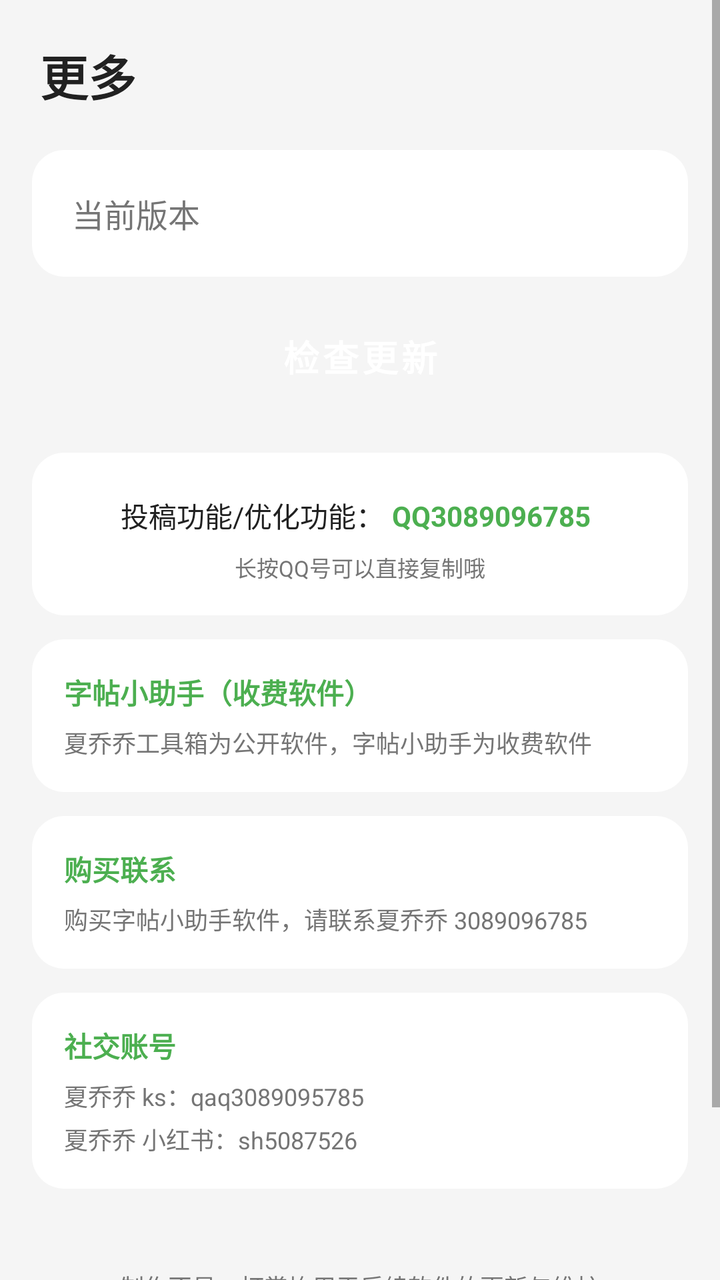
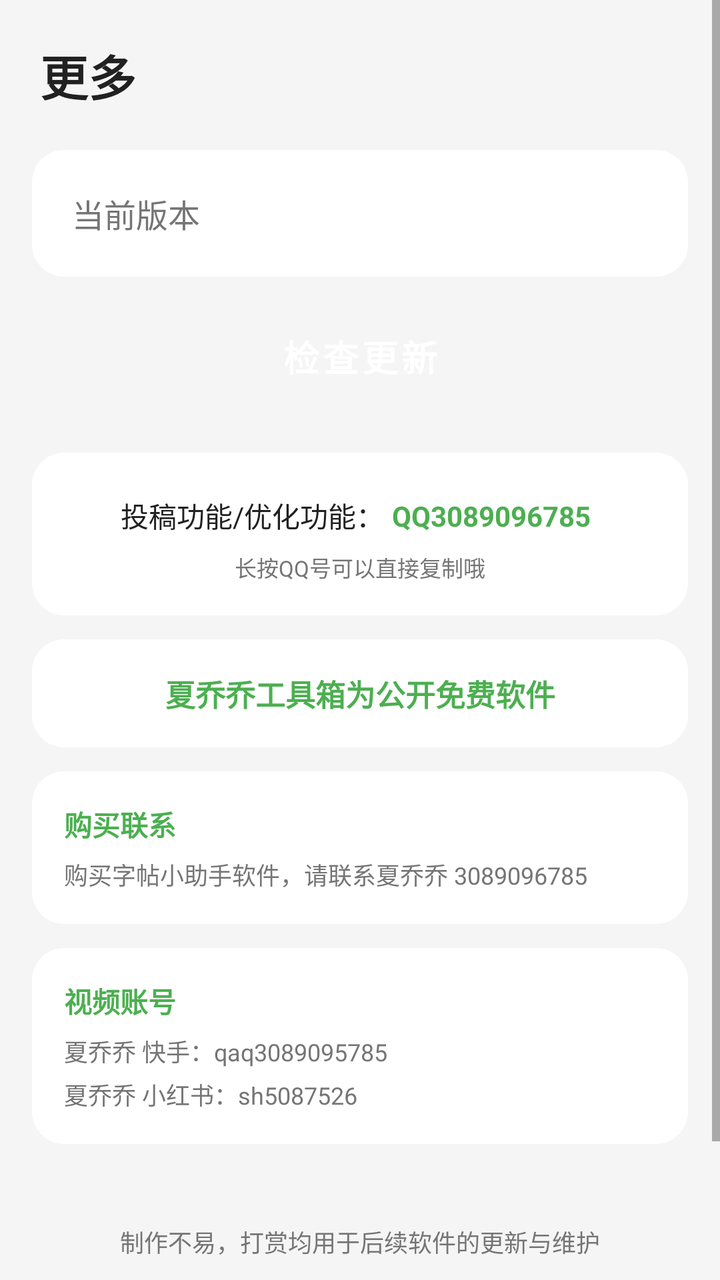

The first picture is an Android layout as it rendered before a commit; the second is the same layout after the commit. The layout source and the unified diff follow.
<!-- AndroidManifest.xml: application theme Theme.XiaQiaoQiao -->
<!-- res/layout/fragment_more.xml -->
<?xml version="1.0" encoding="utf-8"?>
<ScrollView xmlns:android="http://schemas.android.com/apk/res/android"
    android:layout_width="match_parent"
    android:layout_height="match_parent"
    android:background="@color/bg_page"
    android:fillViewport="true">

    <LinearLayout
        android:layout_width="match_parent"
        android:layout_height="wrap_content"
        android:orientation="vertical">

        
        <TextView
            android:layout_width="match_parent"
            android:layout_height="wrap_content"
            android:padding="20dp"
            android:text="@string/tab_more"
            android:textColor="@color/text_primary"
            android:textSize="24sp"
            android:textStyle="bold" />

        
        <LinearLayout
            android:layout_width="match_parent"
            android:layout_height="wrap_content"
            android:layout_marginStart="16dp"
            android:layout_marginEnd="16dp"
            android:layout_marginBottom="12dp"
            android:background="@drawable/bg_card_rounded"
            android:gravity="center_vertical"
            android:orientation="horizontal"
            android:padding="20dp">

            <TextView
                android:layout_width="wrap_content"
                android:layout_height="wrap_content"
                android:text="@string/more_version_label"
                android:textColor="@color/text_secondary"
                android:textSize="16sp" />

            <TextView
                android:id="@+id/tv_version"
                android:layout_width="0dp"
                android:layout_height="wrap_content"
                android:layout_marginStart="12dp"
                android:layout_weight="1"
                android:textColor="@color/text_primary"
                android:textSize="16sp"
                android:textStyle="bold" />
        </LinearLayout>

        
        <Button
            android:id="@+id/btn_check_update"
            style="@style/Widget.XiaQiaoQiao.Button.Primary"
            android:layout_width="match_parent"
            android:layout_height="wrap_content"
            android:layout_marginStart="16dp"
            android:layout_marginEnd="16dp"
            android:text="@string/more_check_update" />

        
        <LinearLayout
            android:layout_width="match_parent"
            android:layout_height="wrap_content"
            android:layout_marginStart="16dp"
            android:layout_marginTop="20dp"
            android:layout_marginEnd="16dp"
            android:background="@drawable/bg_card_rounded"
            android:gravity="center_horizontal"
            android:orientation="vertical"
            android:padding="16dp">

            <LinearLayout
                android:layout_width="wrap_content"
                android:layout_height="wrap_content"
                android:gravity="center_vertical"
                android:orientation="horizontal">

                <TextView
                    android:layout_width="wrap_content"
                    android:layout_height="wrap_content"
                    android:text="@string/more_contact_label"
                    android:textColor="@color/text_primary"
                    android:textSize="14sp" />

                <TextView
                    android:id="@+id/tv_qq_number"
                    android:layout_width="wrap_content"
                    android:layout_height="wrap_content"
                    android:background="?android:attr/selectableItemBackground"
                    android:clickable="true"
                    android:focusable="true"
                    android:longClickable="true"
                    android:paddingStart="4dp"
                    android:paddingTop="6dp"
                    android:paddingEnd="4dp"
                    android:paddingBottom="6dp"
                    android:text="@string/more_qq_number"
                    android:textColor="@color/brand_primary"
                    android:textSize="14sp"
                    android:textStyle="bold" />
            </LinearLayout>

            <TextView
                android:layout_width="wrap_content"
                android:layout_height="wrap_content"
                android:layout_marginTop="2dp"
                android:text="@string/more_qq_hint"
                android:textColor="@color/text_secondary"
                android:textSize="11sp" />
        </LinearLayout>

        

        
        <LinearLayout
            android:layout_width="match_parent"
            android:layout_height="wrap_content"
            android:layout_marginStart="16dp"
            android:layout_marginTop="12dp"
            android:layout_marginEnd="16dp"
            android:background="@drawable/bg_card_rounded"
            android:orientation="vertical"
            android:padding="16dp">

            <TextView
                android:layout_width="wrap_content"
                android:layout_height="wrap_content"
                android:layout_marginBottom="6dp"
                android:text="@string/more_purchase_title"
                android:textColor="@color/brand_primary"
                android:textSize="14sp"
                android:textStyle="bold" />

            <TextView
                android:layout_width="match_parent"
                android:layout_height="wrap_content"
                android:lineSpacingExtra="3dp"
                android:text="@string/more_purchase_publish"
                android:textColor="@color/text_secondary"
                android:textSize="12sp" />
        </LinearLayout>

        
        <LinearLayout
            android:layout_width="match_parent"
            android:layout_height="wrap_content"
            android:layout_marginStart="16dp"
            android:layout_marginTop="12dp"
            android:layout_marginEnd="16dp"
            android:background="@drawable/bg_card_rounded"
            android:orientation="vertical"
            android:padding="16dp">

            <TextView
                android:layout_width="wrap_content"
                android:layout_height="wrap_content"
                android:layout_marginBottom="6dp"
                android:text="购买联系"
                android:textColor="@color/brand_primary"
                android:textSize="14sp"
                android:textStyle="bold" />

            <TextView
                android:layout_width="match_parent"
                android:layout_height="wrap_content"
                android:lineSpacingExtra="3dp"
                android:text="@string/more_purchase_contact"
                android:textColor="@color/text_secondary"
                android:textSize="12sp" />
        </LinearLayout>

        
        <LinearLayout
            android:layout_width="match_parent"
            android:layout_height="wrap_content"
            android:layout_marginStart="16dp"
            android:layout_marginTop="12dp"
            android:layout_marginEnd="16dp"
            android:background="@drawable/bg_card_rounded"
            android:orientation="vertical"
            android:padding="16dp">

            <TextView
                android:layout_width="wrap_content"
                android:layout_height="wrap_content"
                android:layout_marginBottom="6dp"
                android:text="社交账号"
                android:textColor="@color/brand_primary"
                android:textSize="14sp"
                android:textStyle="bold" />

            <TextView
                android:layout_width="match_parent"
                android:layout_height="wrap_content"
                android:lineSpacingExtra="3dp"
                android:text="@string/more_purchase_ks"
                android:textColor="@color/text_secondary"
                android:textSize="12sp" />

            <TextView
                android:layout_width="match_parent"
                android:layout_height="wrap_content"
                android:layout_marginTop="4dp"
                android:lineSpacingExtra="3dp"
                android:text="@string/more_purchase_xhs"
                android:textColor="@color/text_secondary"
                android:textSize="12sp" />
        </LinearLayout>

        
        <View
            android:layout_width="match_parent"
            android:layout_height="0dp"
            android:layout_weight="1"
            android:minHeight="40dp" />

        
        <LinearLayout
            android:layout_width="match_parent"
            android:layout_height="wrap_content"
            android:layout_marginStart="16dp"
            android:layout_marginEnd="16dp"
            android:layout_marginBottom="24dp"
            android:gravity="center_horizontal"
            android:orientation="vertical">

            
            <TextView
                android:layout_width="wrap_content"
                android:layout_height="wrap_content"
                android:layout_marginBottom="8dp"
                android:text="@string/more_donate_hint"
                android:textColor="@color/text_secondary"
                android:textSize="12sp" />

            
            <Button
                android:id="@+id/btn_donate"
                style="@style/Widget.XiaQiaoQiao.Button.Primary"
                android:layout_width="match_parent"
                android:layout_height="wrap_content"
                android:backgroundTint="@color/brand_accent"
                android:text="@string/more_donate_button"
                android:textColor="@color/black" />
        </LinearLayout>

    </LinearLayout>
</ScrollView>
<!-- resources referenced by this layout -->
<resources>
  <color name="bg_page">#FFF5F5F5</color>
  <color name="black">#FF000000</color>
  <color name="brand_accent">#FFFFC107</color>
  <color name="brand_primary">#FF4CAF50</color>
  <color name="text_primary">#FF212121</color>
  <color name="text_secondary">#FF757575</color>
  <!-- drawable bg_card_rounded (drawable) -->
  <?xml version="1.0" encoding="utf-8"?>
  <shape xmlns:android="http://schemas.android.com/apk/res/android"
      android:shape="rectangle">
      <solid android:color="@color/bg_card" />
      <corners android:radius="16dp" />
  </shape>
  <string name="more_check_update">检查更新</string>
  <string name="more_contact_label">投稿功能/优化功能：</string>
  <string name="more_donate_button">打赏一下</string>
  <string name="more_donate_hint">制作不易，打赏均用于后续软件的更新与维护</string>
  <string name="more_purchase_contact">购买字帖小助手软件，请联系夏乔乔 3089096785</string>
  <string name="more_purchase_ks">夏乔乔 ks：qaq3089095785</string>
  <string name="more_purchase_publish">夏乔乔工具箱为公开软件，字帖小助手为收费软件</string>
  <string name="more_purchase_title">字帖小助手（收费软件）</string>
  <string name="more_purchase_xhs">夏乔乔 小红书：sh5087526</string>
  <string name="more_qq_hint">长按QQ号可以直接复制哦</string>
  <string name="more_qq_number">QQ3089096785</string>
  <string name="more_version_label">当前版本</string>
  <string name="tab_more">更多</string>
  <style name="Widget.XiaQiaoQiao.Button.Primary" parent="Widget.MaterialComponents.Button">
          <item name="android:textSize">18sp</item>
          <item name="android:textStyle">bold</item>
          <item name="cornerRadius">12dp</item>
          <item name="android:minHeight">56dp</item>
          <item name="backgroundTint">@color/brand_primary</item>
      </style>
  <style name="Theme.XiaQiaoQiao" parent="Theme.MaterialComponents.Light.NoActionBar">
          <item name="colorPrimary">@color/brand_primary</item>
          <item name="colorPrimaryVariant">@color/brand_primary_dark</item>
          <item name="colorOnPrimary">@color/white</item>
          <item name="colorSecondary">@color/brand_accent</item>
          <item name="colorOnSecondary">@color/black</item>
          <item name="android:statusBarColor" tools:targetApi="l">@color/brand_primary_dark</item>
          <item name="android:windowBackground">@color/bg_page</item>
      </style>
  <color name="bg_card">#FFFFFFFF</color>
  <color name="brand_primary_dark">#FF388E3C</color>
  <color name="white">#FFFFFFFF</color>
</resources>

<!-- the commit's change to res/layout/fragment_more.xml (unified diff, before → after) -->
@@ -126,21 +126,13 @@
             android:padding="16dp">
 
             <TextView
-                android:layout_width="wrap_content"
-                android:layout_height="wrap_content"
-                android:layout_marginBottom="6dp"
-                android:text="@string/more_purchase_title"
+                android:layout_width="match_parent"
+                android:layout_height="wrap_content"
+                android:gravity="center"
+                android:text="@string/more_toolbox_free"
                 android:textColor="@color/brand_primary"
-                android:textSize="14sp"
-                android:textStyle="bold" />
-
-            <TextView
-                android:layout_width="match_parent"
-                android:layout_height="wrap_content"
-                android:lineSpacingExtra="3dp"
-                android:text="@string/more_purchase_publish"
-                android:textColor="@color/text_secondary"
-                android:textSize="12sp" />
+                android:textSize="15sp"
+                android:textStyle="bold" />
         </LinearLayout>
 
         
@@ -187,7 +179,7 @@
                 android:layout_width="wrap_content"
                 android:layout_height="wrap_content"
                 android:layout_marginBottom="6dp"
-                android:text="社交账号"
+                android:text="视频账号"
                 android:textColor="@color/brand_primary"
                 android:textSize="14sp"
                 android:textStyle="bold" />
<!-- resource entries referenced after the edit -->
@@ -18,12 +18,11 @@
   <string name="more_donate_button">打赏一下</string>
   <string name="more_donate_hint">制作不易，打赏均用于后续软件的更新与维护</string>
   <string name="more_purchase_contact">购买字帖小助手软件，请联系夏乔乔 3089096785</string>
-  <string name="more_purchase_ks">夏乔乔 ks：qaq3089095785</string>
-  <string name="more_purchase_publish">夏乔乔工具箱为公开软件，字帖小助手为收费软件</string>
-  <string name="more_purchase_title">字帖小助手（收费软件）</string>
+  <string name="more_purchase_ks">夏乔乔 快手：qaq3089095785</string>
   <string name="more_purchase_xhs">夏乔乔 小红书：sh5087526</string>
   <string name="more_qq_hint">长按QQ号可以直接复制哦</string>
   <string name="more_qq_number">QQ3089096785</string>
+  <string name="more_toolbox_free">夏乔乔工具箱为公开免费软件</string>
   <string name="more_version_label">当前版本</string>
   <string name="tab_more">更多</string>
   <style name="Widget.XiaQiaoQiao.Button.Primary" parent="Widget.MaterialComponents.Button">
